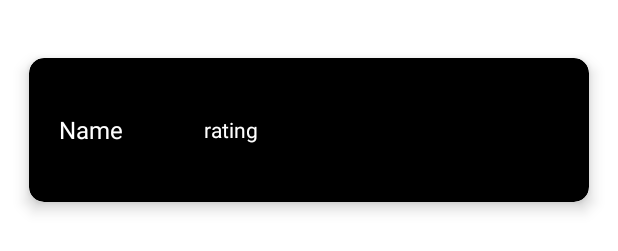
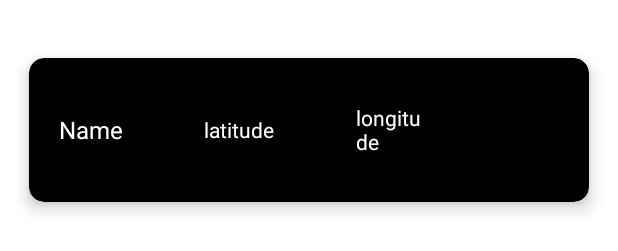
Before and after one commit to johnlu48/SeniorDesign, an Android app: the layout list.xml on its own in the app's theme, with its tools: preview values and no code run, on a phone screen of 412 x 824 dp. Shown: the part 488-739 px from the top of the screen. Run offline under Robolectric (Android 15) with nearby library versions, the phone set to English and light mode, and no system bars; network calls fail.

Commit message:
get user location and display latitude and longitude

```diff
--- a/GoogleMaps/app/src/main/res/layout/list.xml
+++ b/GoogleMaps/app/src/main/res/layout/list.xml
@@ -37,13 +37,22 @@
         <!--            android:textColor="@color/white" />-->
 
         <TextView
-            android:id="@+id/rating"
+            android:id="@+id/latitude"
             android:layout_width="47dp"
             android:layout_height="wrap_content"
             android:layout_centerVertical="true"
             android:layout_marginLeft="54dp"
             android:layout_toRightOf="@+id/name"
-            android:text="rating"
+            android:text="latitude"
+            android:textColor="@color/white" />
+        <TextView
+            android:id="@+id/longitude"
+            android:layout_width="47dp"
+            android:layout_height="wrap_content"
+            android:layout_centerVertical="true"
+            android:layout_marginLeft="54dp"
+            android:layout_toRightOf="@+id/latitude"
+            android:text="longitude"
             android:textColor="@color/white" />
 
 
```
Also changed, not shown: GoogleMaps/app/src/main/java/com/example/googlemaps/JsonParser.java (+10 -3 lines), GoogleMaps/app/src/main/java/com/example/googlemaps/MainActivity.java (+57 -23 lines), GoogleMaps/app/src/main/java/com/example/googlemaps/MyAdapter.java (+8 -3 lines), GoogleMaps/app/src/main/java/com/example/googlemaps/model.java (+17 -7 lines).
